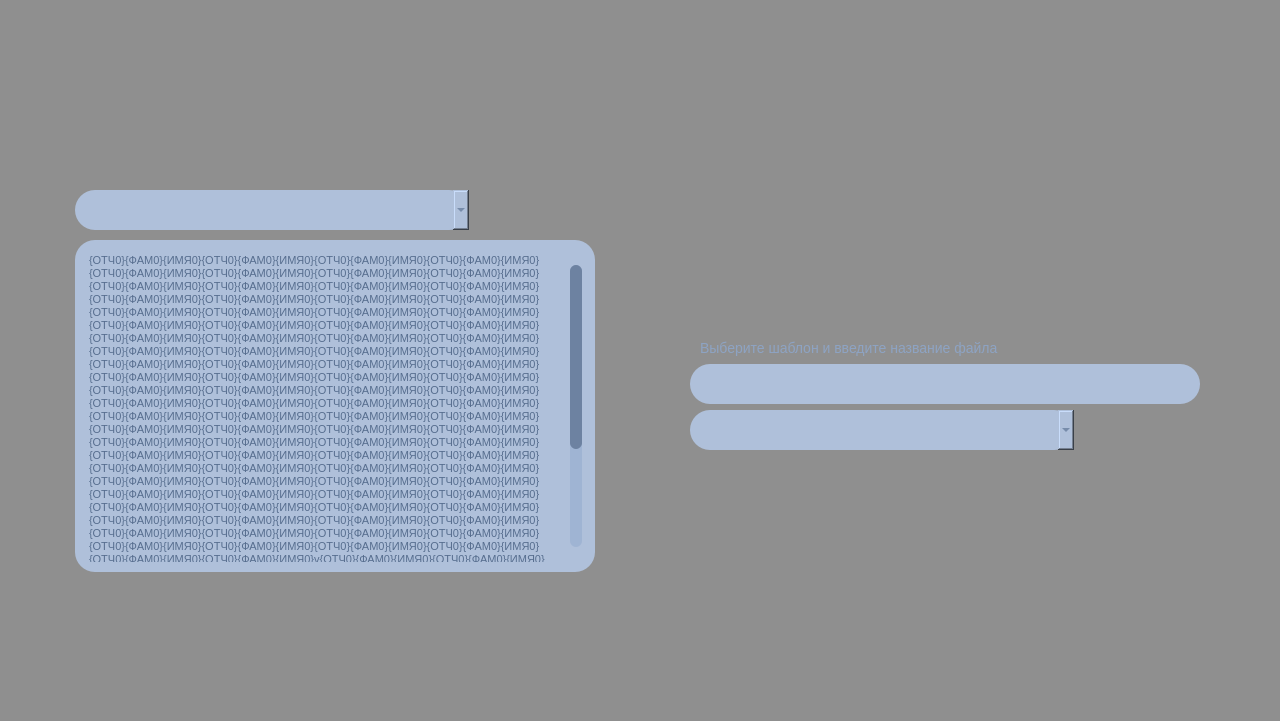
First picture: the form in src/courtcasewindow/courtcasewindow.ui, repository DmitryBakunovich/judge-me, before the edit.
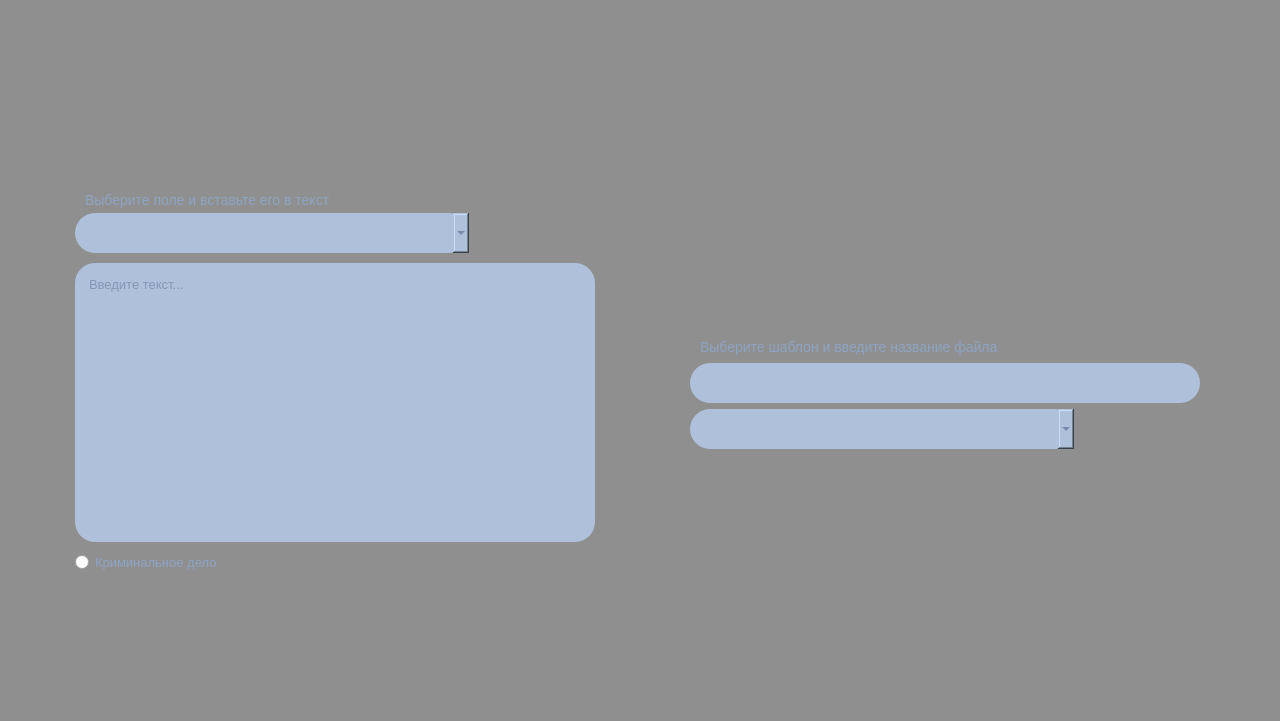
Second picture: the form after the edit. Icons and pictures are not drawn.

What changed in the file:
```diff
--- a/src/courtcasewindow/courtcasewindow.ui
+++ b/src/courtcasewindow/courtcasewindow.ui
@@ -14,7 +14,12 @@
    <string>Form</string>
   </property>
   <property name="styleSheet">
-   <string notr="true">QScrollBar:vertical {
+   <string notr="true">QLabel {
+	font-size: 14px;
+	color: #8da3c3;
+}
+
+QScrollBar:vertical {
 	margin: 15px 3px 15px 3px;
      background-color: #9fb4d3;
      width: 18px;
@@ -75,6 +80,43 @@
  {
      background: none;
  }
+
+
+QComboBox {
+	background-color: #afc0da;
+    border: none;
+    border-radius: 20px;
+	font-size: 14px;
+	color: #566d8e;
+}
+QComboBox:on {
+    padding-left: 6px;
+}
+QComboBox:!on {
+    padding-left: 6px;
+}
+QComboBox::drop-down {
+    subcontrol-origin: padding;
+    subcontrol-position: top left;
+    width: 18px;
+	margin-left: 10px;
+	image: url(:/courtcasewindow/images/courtcasewindow/combobox-button.png);
+}
+QComboBox::drop-down:hover {
+	image: url(:/courtcasewindow/images/courtcasewindow/combobox-button-hover.png);
+}
+
+QComboBox:item {
+       padding-left: 20px;  /* move text right to make room for tick mark */
+}
+QComboBox QAbstractItemView {
+       border: none;
+       color: black;
+       selection-background-color: QLinearGradient( x1: 0, y1: 0, x2: 0, y2: 1, stop: 0 #111, stop: 1 #333);
+}
+QComboBox QListView {
+	width: 20px;
+}
 </string>
   </property>
   <layout class="QGridLayout" name="gridLayout_2">
@@ -209,6 +251,47 @@
             <number>30</number>
            </property>
            <item>
+            <layout class="QVBoxLayout" name="verticalLayout_4">
+             <property name="spacing">
+              <number>3</number>
+             </property>
+             <property name="topMargin">
+              <number>0</number>
+             </property>
+             <item>
+              <layout class="QHBoxLayout" name="horizontalLayout_5">
+               <property name="spacing">
+                <number>0</number>
+               </property>
+               <property name="topMargin">
+                <number>0</number>
+               </property>
+               <item>
+                <spacer name="horizontalSpacer_3">
+                 <property name="orientation">
+                  <enum>Qt::Horizontal</enum>
+                 </property>
+                 <property name="sizeType">
+                  <enum>QSizePolicy::Fixed</enum>
+                 </property>
+                 <property name="sizeHint" stdset="0">
+                  <size>
+                   <width>10</width>
+                   <height>20</height>
+                  </size>
+                 </property>
+                </spacer>
+               </item>
+               <item>
+                <widget class="QLabel" name="label">
+                 <property name="text">
+                  <string>Выберите поле и вставьте его в текст</string>
+                 </property>
+                </widget>
+               </item>
+              </layout>
+             </item>
+             <item>
             <layout class="QHBoxLayout" name="horizontalLayout_2">
              <property name="spacing">
               <number>10</number>
@@ -237,45 +320,16 @@
                 </size>
                </property>
                <property name="styleSheet">
-                <string notr="true">QComboBox {
-	background-color: #afc0da;
-    border: none;
-    border-radius: 20px;
-	font-size: 14px;
-	color: #566d8e;
-}
-QComboBox:on {
-    padding-left: 6px;
-}
-QComboBox:!on {
-    padding-left: 6px;
-}
-QComboBox::drop-down {
-    subcontrol-origin: padding;
-    subcontrol-position: top left;
-    width: 18px;
-	margin-left: 10px;
-	image: url(:/courtcasewindow/images/courtcasewindow/combobox-button.png);
-}
-QComboBox::drop-down:hover {
-	image: url(:/courtcasewindow/images/courtcasewindow/combobox-button-hover.png);
-}
-
-QComboBox:item {
-       padding-left: 20px;  /* move text right to make room for tick mark */
-}
-QComboBox QAbstractItemView {
-       border: none;
-       color: black;
-       selection-background-color: QLinearGradient( x1: 0, y1: 0, x2: 0, y2: 1, stop: 0 #111, stop: 1 #333);
-}
-QComboBox QListView {
-	width: 20px;
-}</string>
+                  <string notr="true"/>
                </property>
                <property name="editable">
                 <bool>false</bool>
                </property>
+                 <item>
+                  <property name="text">
+                   <string/>
+                  </property>
+                 </item>
               </widget>
              </item>
              <item>
@@ -349,6 +403,8 @@
              </item>
             </layout>
            </item>
+            </layout>
+           </item>
            <item>
             <widget class="QTextEdit" name="textEdit">
              <property name="styleSheet">
@@ -358,6 +414,7 @@
 	border-radius: 20px;
 	padding: 10px 10px 10px 10px;
 	color: #566d8e;
+	font-size: 13px;
 }</string>
              </property>
              <property name="frameShape">
@@ -379,8 +436,37 @@
               <string>&lt;!DOCTYPE HTML PUBLIC &quot;-//W3C//DTD HTML 4.0//EN&quot; &quot;http://www.w3.org/TR/REC-html40/strict.dtd&quot;&gt;
 &lt;html&gt;&lt;head&gt;&lt;meta name=&quot;qrichtext&quot; content=&quot;1&quot; /&gt;&lt;style type=&quot;text/css&quot;&gt;
 p, li { white-space: pre-wrap; }
-&lt;/style&gt;&lt;/head&gt;&lt;body style=&quot; font-family:'MS Shell Dlg 2'; font-size:8.25pt; font-weight:400; font-style:normal;&quot;&gt;
-&lt;p style=&quot; margin-top:0px; margin-bottom:0px; margin-left:0px; margin-right:0px; -qt-block-indent:0; text-indent:0px;&quot;&gt;&lt;span style=&quot; font-size:8pt;&quot;&gt;{ОТЧ0}{ФАМ0}{ИМЯ0}{ОТЧ0}{ФАМ0}{ИМЯ0}{ОТЧ0}{ФАМ0}{ИМЯ0}{ОТЧ0}{ФАМ0}{ИМЯ0}{ОТЧ0}{ФАМ0}{ИМЯ0}{ОТЧ0}{ФАМ0}{ИМЯ0}{ОТЧ0}{ФАМ0}{ИМЯ0}{ОТЧ0}{ФАМ0}{ИМЯ0}{ОТЧ0}{ФАМ0}{ИМЯ0}{ОТЧ0}{ФАМ0}{ИМЯ0}{ОТЧ0}{ФАМ0}{ИМЯ0}{ОТЧ0}{ФАМ0}{ИМЯ0}{ОТЧ0}{ФАМ0}{ИМЯ0}{ОТЧ0}{ФАМ0}{ИМЯ0}{ОТЧ0}{ФАМ0}{ИМЯ0}{ОТЧ0}{ФАМ0}{ИМЯ0}{ОТЧ0}{ФАМ0}{ИМЯ0}{ОТЧ0}{ФАМ0}{ИМЯ0}{ОТЧ0}{ФАМ0}{ИМЯ0}{ОТЧ0}{ФАМ0}{ИМЯ0}{ОТЧ0}{ФАМ0}{ИМЯ0}{ОТЧ0}{ФАМ0}{ИМЯ0}{ОТЧ0}{ФАМ0}{ИМЯ0}{ОТЧ0}{ФАМ0}{ИМЯ0}{ОТЧ0}{ФАМ0}{ИМЯ0}{ОТЧ0}{ФАМ0}{ИМЯ0}{ОТЧ0}{ФАМ0}{ИМЯ0}{ОТЧ0}{ФАМ0}{ИМЯ0}{ОТЧ0}{ФАМ0}{ИМЯ0}{ОТЧ0}{ФАМ0}{ИМЯ0}{ОТЧ0}{ФАМ0}{ИМЯ0}{ОТЧ0}{ФАМ0}{ИМЯ0}{ОТЧ0}{ФАМ0}{ИМЯ0}{ОТЧ0}{ФАМ0}{ИМЯ0}{ОТЧ0}{ФАМ0}{ИМЯ0}{ОТЧ0}{ФАМ0}{ИМЯ0}{ОТЧ0}{ФАМ0}{ИМЯ0}{ОТЧ0}{ФАМ0}{ИМЯ0}{ОТЧ0}{ФАМ0}{ИМЯ0}{ОТЧ0}{ФАМ0}{ИМЯ0}{ОТЧ0}{ФАМ0}{ИМЯ0}{ОТЧ0}{ФАМ0}{ИМЯ0}{ОТЧ0}{ФАМ0}{ИМЯ0}{ОТЧ0}{ФАМ0}{ИМЯ0}{ОТЧ0}{ФАМ0}{ИМЯ0}{ОТЧ0}{ФАМ0}{ИМЯ0}{ОТЧ0}{ФАМ0}{ИМЯ0}{ОТЧ0}{ФАМ0}{ИМЯ0}{ОТЧ0}{ФАМ0}{ИМЯ0}{ОТЧ0}{ФАМ0}{ИМЯ0}{ОТЧ0}{ФАМ0}{ИМЯ0}{ОТЧ0}{ФАМ0}{ИМЯ0}{ОТЧ0}{ФАМ0}{ИМЯ0}{ОТЧ0}{ФАМ0}{ИМЯ0}{ОТЧ0}{ФАМ0}{ИМЯ0}{ОТЧ0}{ФАМ0}{ИМЯ0}{ОТЧ0}{ФАМ0}{ИМЯ0}{ОТЧ0}{ФАМ0}{ИМЯ0}{ОТЧ0}{ФАМ0}{ИМЯ0}{ОТЧ0}{ФАМ0}{ИМЯ0}{ОТЧ0}{ФАМ0}{ИМЯ0}{ОТЧ0}{ФАМ0}{ИМЯ0}{ОТЧ0}{ФАМ0}{ИМЯ0}{ОТЧ0}{ФАМ0}{ИМЯ0}{ОТЧ0}{ФАМ0}{ИМЯ0}{ОТЧ0}{ФАМ0}{ИМЯ0}{ОТЧ0}{ФАМ0}{ИМЯ0}{ОТЧ0}{ФАМ0}{ИМЯ0}{ОТЧ0}{ФАМ0}{ИМЯ0}{ОТЧ0}{ФАМ0}{ИМЯ0}{ОТЧ0}{ФАМ0}{ИМЯ0}{ОТЧ0}{ФАМ0}{ИМЯ0}{ОТЧ0}{ФАМ0}{ИМЯ0}{ОТЧ0}{ФАМ0}{ИМЯ0}{ОТЧ0}{ФАМ0}{ИМЯ0}{ОТЧ0}{ФАМ0}{ИМЯ0}{ОТЧ0}{ФАМ0}{ИМЯ0}{ОТЧ0}{ФАМ0}{ИМЯ0}{ОТЧ0}{ФАМ0}{ИМЯ0}{ОТЧ0}{ФАМ0}{ИМЯ0}{ОТЧ0}{ФАМ0}{ИМЯ0}{ОТЧ0}{ФАМ0}{ИМЯ0}{ОТЧ0}{ФАМ0}{ИМЯ0}{ОТЧ0}{ФАМ0}{ИМЯ0}{ОТЧ0}{ФАМ0}{ИМЯ0}{ОТЧ0}{ФАМ0}{ИМЯ0}{ОТЧ0}{ФАМ0}{ИМЯ0}{ОТЧ0}{ФАМ0}{ИМЯ0}{ОТЧ0}{ФАМ0}{ИМЯ0}{ОТЧ0}{ФАМ0}{ИМЯ0}{ОТЧ0}{ФАМ0}{ИМЯ0}{ОТЧ0}{ФАМ0}{ИМЯ0}{ОТЧ0}{ФАМ0}{ИМЯ0}{ОТЧ0}{ФАМ0}{ИМЯ0}v{ОТЧ0}{ФАМ0}{ИМЯ0}{ОТЧ0}{ФАМ0}{ИМЯ0}{ОТЧ0}{ФАМ0}{ИМЯ0}{ОТЧ0}{ФАМ0}{ИМЯ0}{ОТЧ0}{ФАМ0}{ИМЯ0}{ОТЧ0}{ФАМ0}{ИМЯ0}{ОТЧ0}{ФАМ0}{ИМЯ0}{ОТЧ0}{ФАМ0}{ИМЯ0}{ОТЧ0}{ФАМ0}{ИМЯ0}{ОТЧ0}{ФАМ0}{ИМЯ0}{ОТЧ0}{ФАМ0}{ИМЯ0}{ОТЧ0}{ФАМ0}{ИМЯ0}{ОТЧ0}{ФАМ0}{ИМЯ0}{ОТЧ0}{ФАМ0}{ИМЯ0}{ОТЧ0}{ФАМ0}{ИМЯ0}{ОТЧ0}{ФАМ0}{ИМЯ0}{ОТЧ0}{ФАМ0}{ИМЯ0}{ОТЧ0}{ФАМ0}{ИМЯ0}{ОТЧ0}{ФАМ0}{ИМЯ0}{ОТЧ0}{ФАМ0}{ИМЯ0}{ОТЧ0}{ФАМ0}{ИМЯ0}{ОТЧ0}{ФАМ0}{ИМЯ0}{ОТЧ0}{ФАМ0}{ИМЯ0}{ОТЧ0}{ФАМ0}{ИМЯ0}{ОТЧ0}{ФАМ0}{ИМЯ0}{ОТЧ0}{ФАМ0}{ИМЯ0}{ОТЧ0}{ФАМ0}{ИМЯ0}{ОТЧ0}{ФАМ0}{ИМЯ0}{ОТЧ0}{ФАМ0}{ИМЯ0}{ОТЧ0}{ФАМ0}{ИМЯ0}{ОТЧ0}{ФАМ0}{ИМЯ0}{ОТЧ0}{ФАМ0}{ИМЯ0}{ОТЧ0}{ФАМ0}{ИМЯ0}{ОТЧ0}{ФАМ0}{ИМЯ0}{ОТЧ0}{ФАМ0}{ИМЯ0}{ОТЧ0}{ФАМ0}{ИМЯ0}{ОТЧ0}{ФАМ0}{ИМЯ0}{ОТЧ0}{ФАМ0}{ИМЯ0}{ОТЧ0}{ФАМ0}{ИМЯ0}{ОТЧ0}{ФАМ0}{ИМЯ0}{ОТЧ0}{ФАМ0}{ИМЯ0}{ОТЧ0}{ФАМ0}{ИМЯ0}{ОТЧ0}{ФАМ0}{ИМЯ0}{ОТЧ0}{ФАМ0}{ИМЯ0}{ОТЧ0}{ФАМ0}{ИМЯ0}{ОТЧ0}{ФАМ0}{ИМЯ0}{ОТЧ0}{ФАМ0}{ИМЯ0}v&lt;/span&gt;&lt;/p&gt;&lt;/body&gt;&lt;/html&gt;</string>
+&lt;/style&gt;&lt;/head&gt;&lt;body style=&quot; font-family:'MS Shell Dlg 2'; font-size:13px; font-weight:400; font-style:normal;&quot;&gt;
+&lt;p style=&quot;-qt-paragraph-type:empty; margin-top:0px; margin-bottom:0px; margin-left:0px; margin-right:0px; -qt-block-indent:0; text-indent:0px; font-size:8.25pt;&quot;&gt;&lt;br /&gt;&lt;/p&gt;&lt;/body&gt;&lt;/html&gt;</string>
+             </property>
+             <property name="placeholderText">
+              <string>Введите текст...</string>
+             </property>
+            </widget>
+           </item>
+           <item>
+            <widget class="QRadioButton" name="legalResponsibility">
+             <property name="styleSheet">
+              <string notr="true">QRadioButton {
+	width:15px;
+	height: 15px;
+	font-size: 13px;
+    color: #8da3c3;
+}
+
+QRadioButton::indicator {
+	border-image: url(:/courtcasewindow/images/courtcasewindow/criminal-hover.png);
+}
+
+QRadioButton::indicator:unchecked {
+	border-image: url(:/courtcasewindow/images/courtcasewindow/criminal.png);
+}</string>
+             </property>
+             <property name="text">
+              <string>Криминальное дело</string>
+             </property>
+             <property name="checked">
+              <bool>false</bool>
              </property>
             </widget>
            </item>
@@ -639,10 +725,13 @@
                 <number>6</number>
                </property>
                <property name="topMargin">
-                <number>1</number>
+                <number>0</number>
                </property>
                <item>
                 <layout class="QHBoxLayout" name="chooseLayout">
+                 <property name="spacing">
+                  <number>0</number>
+                 </property>
                  <property name="topMargin">
                   <number>0</number>
                  </property>
@@ -671,8 +760,7 @@
                     </sizepolicy>
                    </property>
                    <property name="styleSheet">
-                    <string notr="true">font-size: 14px;
-color: #8da3c3;</string>
+                    <string notr="true"/>
                    </property>
                    <property name="text">
                     <string>Выберите шаблон и введите название файла</string>
@@ -707,6 +795,12 @@
 padding-left: 10px;
 color: #566d8e;</string>
                    </property>
+                   <property name="text">
+                    <string/>
+                   </property>
+                   <property name="placeholderText">
+                    <string/>
+                   </property>
                   </widget>
                  </item>
                 </layout>
@@ -731,41 +825,7 @@
                     </size>
                    </property>
                    <property name="styleSheet">
-                    <string notr="true">QComboBox {
-	background-color: #afc0da;
-    border: none;
-    border-radius: 20px;
-	font-size: 14px;
-	color: #566d8e;
-}
-QComboBox:on {
-    padding-left: 6px;
-}
-QComboBox:!on {
-    padding-left: 6px;
-}
-QComboBox::drop-down {
-    subcontrol-origin: padding;
-    subcontrol-position: top left;
-    width: 18px;
-	margin-left: 10px;
-	image: url(:/courtcasewindow/images/courtcasewindow/combobox-button.png);
-}
-QComboBox::drop-down:hover {
-	image: url(:/courtcasewindow/images/courtcasewindow/combobox-button-hover.png);
-}
-
-QComboBox:item {
-       padding-left: 20px;  /* move text right to make room for tick mark */
-}
-QComboBox QAbstractItemView {
-       border: none;
-       color: black;
-       selection-background-color: QLinearGradient( x1: 0, y1: 0, x2: 0, y2: 1, stop: 0 #111, stop: 1 #333);
-}
-QComboBox QListView {
-	width: 20px;
-}</string>
+                    <string notr="true"/>
                    </property>
                    <property name="currentText">
                     <string/>
```
Lines whose indentation alone changed are shown as unchanged.
